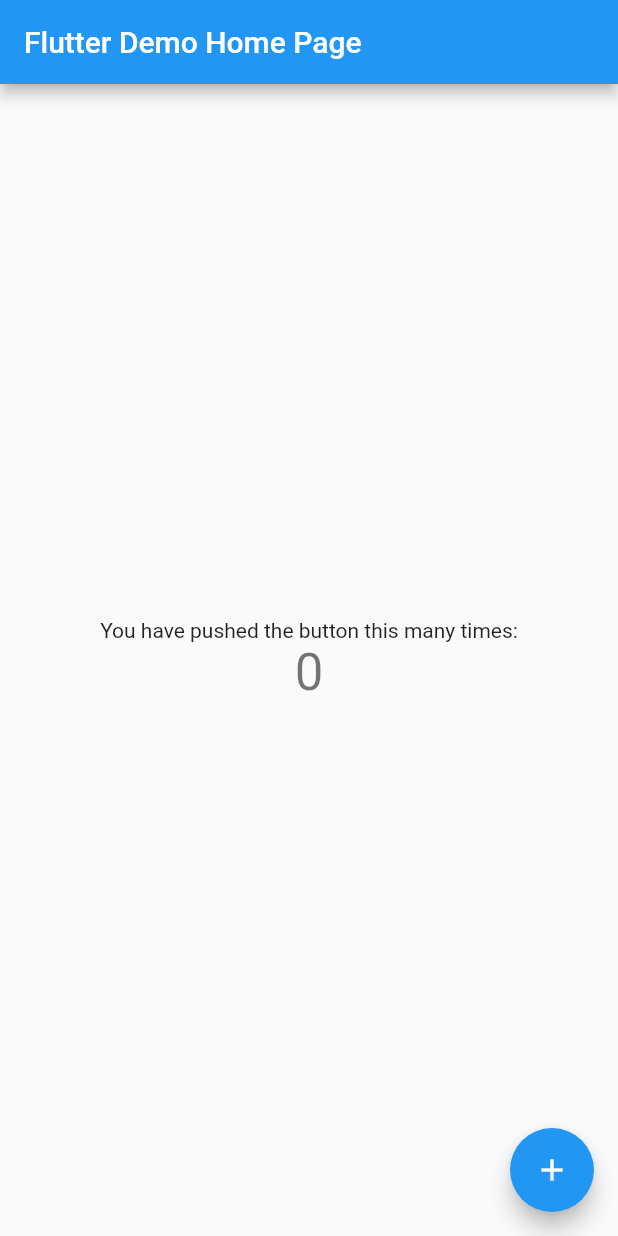
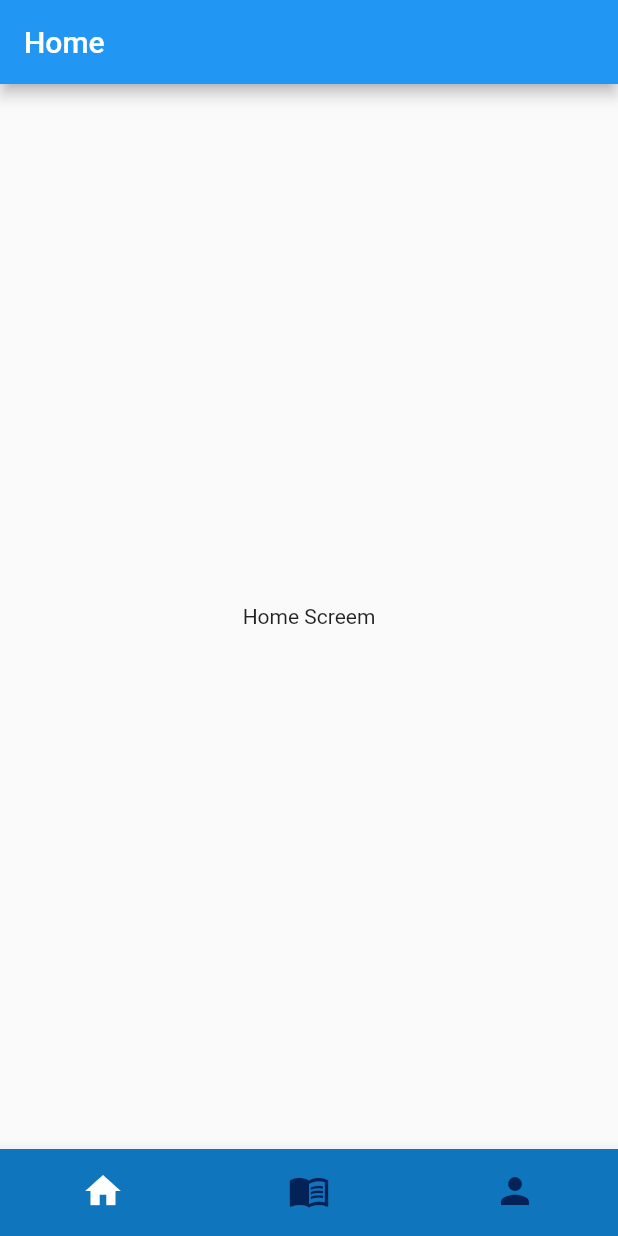
Before and after one commit to git-homedev/HDLearning-Mobile, a Flutter app: the screen it shows after launch, on a phone screen of 412 x 824 dp. Run offline on Flutter 3.47's test engine with Material 2 defaults, Android fonts, the phone set to English and light mode, and no system bars; our stand-ins replace community_material_icon, get.

Commit message:
Menambahkan ButtomNavBar

```diff
--- a/lib/UI/Home/Screen/home_screen.dart
+++ b/lib/UI/Home/Screen/home_screen.dart
@@ -0,0 +1,17 @@
+import 'package:flutter/material.dart';
+
+class HomeScreen extends StatelessWidget {
+  const HomeScreen({super.key});
+
+  @override
+  Widget build(BuildContext context) {
+    return Scaffold(
+      appBar: AppBar(
+        title: Text('Home'),
+      ),
+      body: Center(
+        child: Text('Home Screem'),
+      ),
+    );
+  }
+}
--- /dev/null
+++ b/lib/UI/MainMenu/Controller/main_menu_controller.dart
@@ -0,0 +1,9 @@
+import 'package:get/get.dart';
+
+class MainMenuController extends GetxController {
+  var selectedIndex = 0.obs;
+
+  void selectMenu(int index) {
+    selectedIndex.value = index;
+  }
+}
--- /dev/null
+++ b/lib/UI/MainMenu/Screen/main_menu.dart
@@ -0,0 +1,50 @@
+import 'package:community_material_icon/community_material_icon.dart';
+import 'package:flutter/material.dart';
+import 'package:get/get.dart';
+import 'package:hd_learning_app/UI/Home/Screen/home_screen.dart';
+import 'package:hd_learning_app/UI/Learning/Screen/learning_screen.dart';
+import 'package:hd_learning_app/UI/MainMenu/Controller/main_menu_controller.dart';
+import 'package:hd_learning_app/UI/Profile/Screen/profile_screen.dart';
+
+class MainMenu extends StatelessWidget {
+  final controller = Get.put(MainMenuController());
+
+  final List<Widget> screen = [
+    HomeScreen(),
+    LearningScreen(),
+    ProfileScreen(),
+  ];
+
+  @override
+  Widget build(BuildContext context) {
+    return Scaffold(
+      body: Obx(() => screen[controller.selectedIndex.value]),
+      bottomNavigationBar: Obx(
+        () => BottomNavigationBar(
+          backgroundColor: Color(0xff0F75BD),
+          unselectedItemColor: Color(0xff032258),
+          selectedItemColor: Color(0xffffffff),
+          iconSize: 28,
+          currentIndex: controller.selectedIndex.value,
+          showSelectedLabels: false,
+          showUnselectedLabels: false,
+          onTap: (index) => controller.selectedIndex.value = index,
+          items: [
+            BottomNavigationBarItem(
+              icon: Icon(Icons.home),
+              label: '',
+            ),
+            BottomNavigationBarItem(
+              icon: Icon(Icons.menu_book),
+              label: '',
+            ),
+            BottomNavigationBarItem(
+              icon: Icon(Icons.person),
+              label: '',
+            ),
+          ],
+        ),
+      ),
+    );
+  }
+}
--- a/lib/main.dart
+++ b/lib/main.dart
@@ -1,115 +1,18 @@
 import 'package:flutter/material.dart';
+import 'package:hd_learning_app/UI/MainMenu/Screen/main_menu.dart';
 
-void main() {
-  runApp(const MyApp());
+void main(List<String> args) {
+  runApp(HDLearningApp());
 }
 
-class MyApp extends StatelessWidget {
-  const MyApp({super.key});
+class HDLearningApp extends StatelessWidget {
+  const HDLearningApp({super.key});
 
-  // This widget is the root of your application.
   @override
   Widget build(BuildContext context) {
     return MaterialApp(
-      title: 'Flutter Demo',
-      theme: ThemeData(
-        // This is the theme of your application.
-        //
-        // Try running your application with "flutter run". You'll see the
-        // application has a blue toolbar. Then, without quitting the app, try
-        // changing the primarySwatch below to Colors.green and then invoke
-        // "hot reload" (press "r" in the console where you ran "flutter run",
-        // or simply save your changes to "hot reload" in a Flutter IDE).
-        // Notice that the counter didn't reset back to zero; the application
-        // is not restarted.
-        primarySwatch: Colors.blue,
-      ),
-      home: const MyHomePage(title: 'Flutter Demo Home Page'),
+      title: 'HD Learning App',
+      home: MainMenu(),
     );
   }
 }
-
-class MyHomePage extends StatefulWidget {
-  const MyHomePage({super.key, required this.title});
-
-  // This widget is the home page of your application. It is stateful, meaning
-  // that it has a State object (defined below) that contains fields that affect
-  // how it looks.
-
-  // This class is the configuration for the state. It holds the values (in this
-  // case the title) provided by the parent (in this case the App widget) and
-  // used by the build method of the State. Fields in a Widget subclass are
-  // always marked "final".
-
-  final String title;
-
-  @override
-  State<MyHomePage> createState() => _MyHomePageState();
-}
-
-class _MyHomePageState extends State<MyHomePage> {
-  int _counter = 0;
-
-  void _incrementCounter() {
-    setState(() {
-      // This call to setState tells the Flutter framework that something has
-      // changed in this State, which causes it to rerun the build method below
-      // so that the display can reflect the updated values. If we changed
-      // _counter without calling setState(), then the build method would not be
-      // called again, and so nothing would appear to happen.
-      _counter++;
-    });
-  }
-
-  @override
-  Widget build(BuildContext context) {
-    // This method is rerun every time setState is called, for instance as done
-    // by the _incrementCounter method above.
-    //
-    // The Flutter framework has been optimized to make rerunning build methods
-    // fast, so that you can just rebuild anything that needs updating rather
-    // than having to individually change instances of widgets.
-    return Scaffold(
-      appBar: AppBar(
-        // Here we take the value from the MyHomePage object that was created by
-        // the App.build method, and use it to set our appbar title.
-        title: Text(widget.title),
-      ),
-      body: Center(
-        // Center is a layout widget. It takes a single child and positions it
-        // in the middle of the parent.
-        child: Column(
-          // Column is also a layout widget. It takes a list of children and
-          // arranges them vertically. By default, it sizes itself to fit its
-          // children horizontally, and tries to be as tall as its parent.
-          //
-          // Invoke "debug painting" (press "p" in the console, choose the
-          // "Toggle Debug Paint" action from the Flutter Inspector in Android
-          // Studio, or the "Toggle Debug Paint" command in Visual Studio Code)
-          // to see the wireframe for each widget.
-          //
-          // Column has various properties to control how it sizes itself and
-          // how it positions its children. Here we use mainAxisAlignment to
-          // center the children vertically; the main axis here is the vertical
-          // axis because Columns are vertical (the cross axis would be
-          // horizontal).
-          mainAxisAlignment: MainAxisAlignment.center,
-          children: <Widget>[
-            const Text(
-              'You have pushed the button this many times:',
-            ),
-            Text(
-              '$_counter',
-              style: Theme.of(context).textTheme.headlineMedium,
-            ),
-          ],
-        ),
-      ),
-      floatingActionButton: FloatingActionButton(
-        onPressed: _incrementCounter,
-        tooltip: 'Increment',
-        child: const Icon(Icons.add),
-      ), // This trailing comma makes auto-formatting nicer for build methods.
-    );
-  }
-}
--- a/pubspec.yaml
+++ b/pubspec.yaml
@@ -34,10 +34,10 @@ dependencies:
   # The following adds the Cupertino Icons font to your application.
   # Use with the CupertinoIcons class for iOS style icons.
   cupertino_icons: ^1.0.2
-  flutter_lottie: ^0.2.0
   google_fonts: ^4.0.4
   community_material_icon: ^5.9.55
   get: ^4.6.5
+  lottie: ^2.6.0
 
 dev_dependencies:
   flutter_test:
```
Also changed, not shown: lib/UI/Learning/Screen/learning_screen.dart (+17 -0 lines), lib/UI/Login/Screen/login_screen.dart (+10 -0 lines), lib/UI/Profile/Screen/profile_screen.dart (+17 -0 lines), pubspec.lock, 2 other files.
